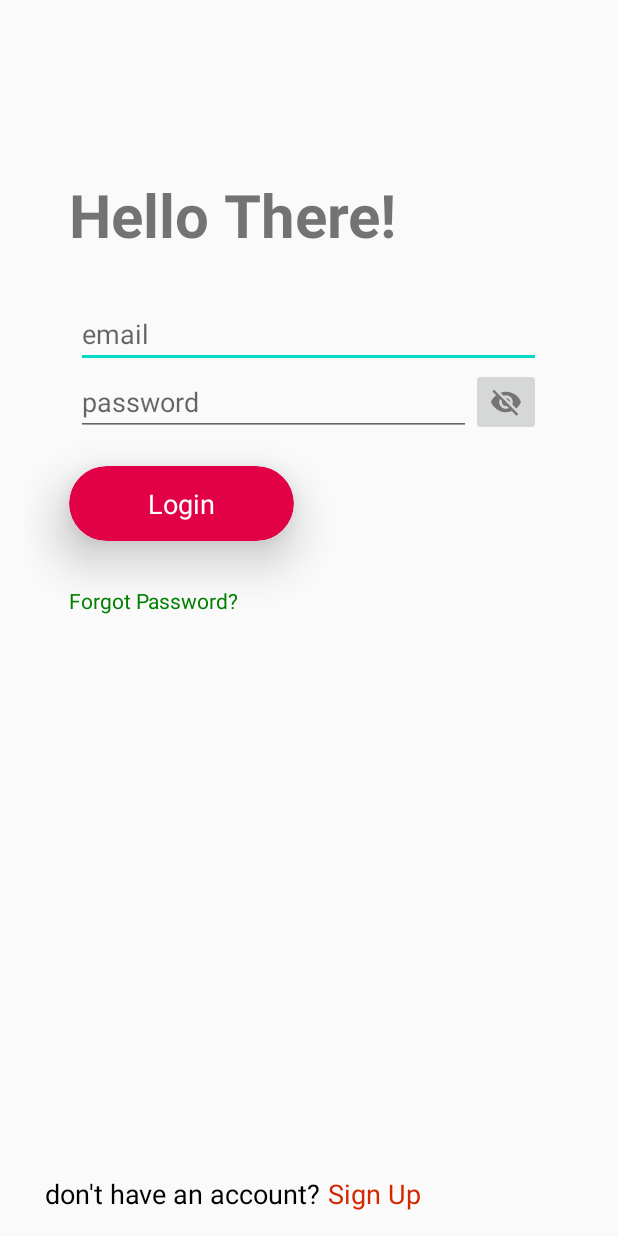
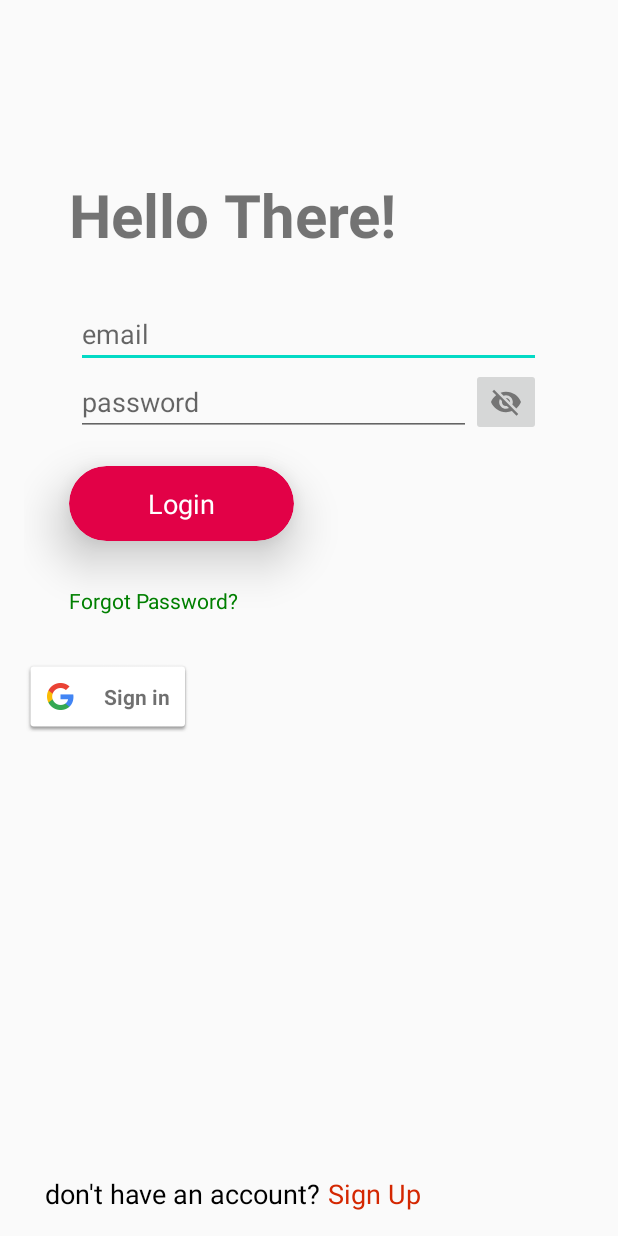
Before and after one commit to Shubhechha321/Assignment1_video, an Android app: the layout activity_main.xml on its own in the app's theme, with its tools: preview values and no code run, on a phone screen of 412 x 824 dp. Run offline under Robolectric (Android 15) with nearby library versions, the phone set to English and light mode, and no system bars.

Commit message:
Sign in using google

```diff
--- a/app/src/main/res/layout/activity_main.xml
+++ b/app/src/main/res/layout/activity_main.xml
@@ -80,7 +80,13 @@
             android:textColor="#008000"
             android:padding="30dp"
             android:id="@+id/frgtPass"/>
+        <com.google.android.gms.common.SignInButton
+            android:id="@+id/sign_in_button"
+            android:layout_width="wrap_content"
+            android:layout_height="wrap_content" />
+
     </LinearLayout>
+
     <LinearLayout
         android:layout_width="wrap_content"
         android:layout_height="wrap_content"
```
